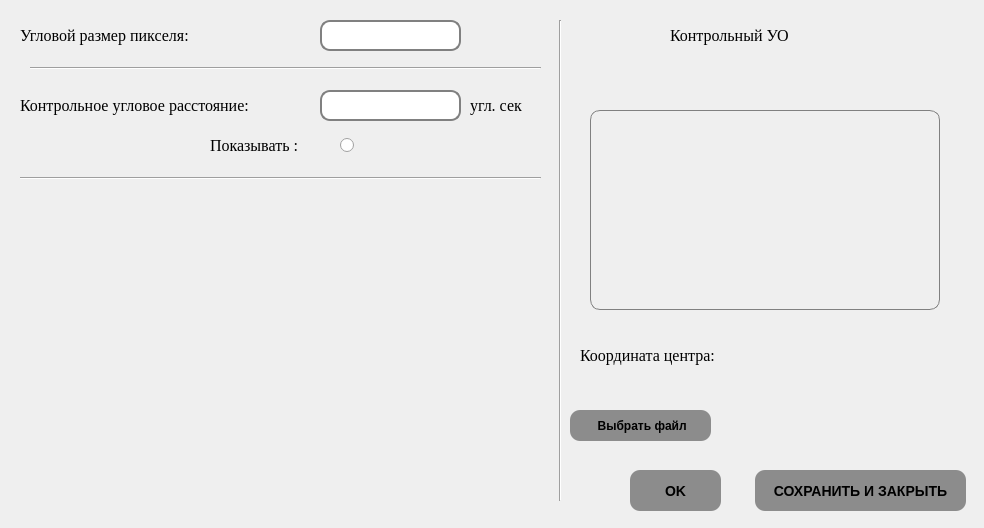
The window that settings.ui (yurchest/ImageAnalyzer) describes before a commit, drawn with Qt 5.
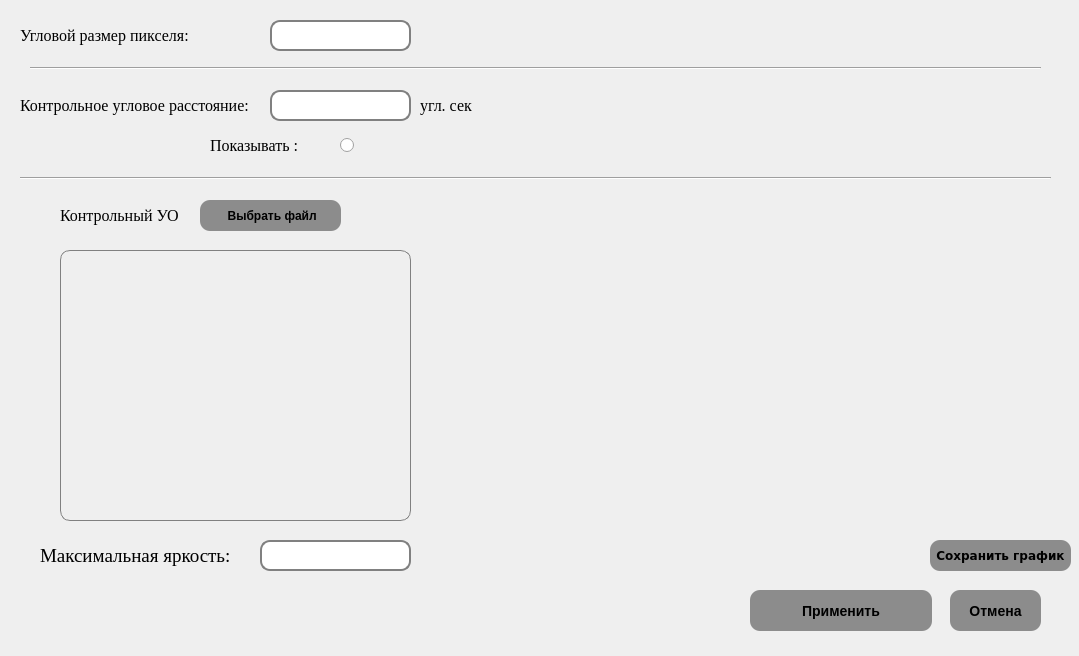
The same window after the commit.

```diff
--- a/settings.ui
+++ b/settings.ui
@@ -6,8 +6,8 @@
    <rect>
     <x>0</x>
     <y>0</y>
-    <width>984</width>
-    <height>528</height>
+    <width>1079</width>
+    <height>656</height>
    </rect>
   </property>
   <property name="windowTitle">
@@ -38,7 +38,7 @@
   <widget class="QLineEdit" name="lineEdit">
    <property name="geometry">
     <rect>
-     <x>320</x>
+     <x>270</x>
      <y>20</y>
      <width>141</width>
      <height>31</height>
@@ -71,23 +71,10 @@
     <bool>false</bool>
    </property>
   </widget>
-  <widget class="Line" name="line">
-   <property name="geometry">
-    <rect>
-     <x>550</x>
-     <y>20</y>
-     <width>20</width>
-     <height>481</height>
-    </rect>
-   </property>
-   <property name="orientation">
-    <enum>Qt::Vertical</enum>
-   </property>
-  </widget>
   <widget class="QLineEdit" name="lineEdit_2">
    <property name="geometry">
     <rect>
-     <x>320</x>
+     <x>270</x>
      <y>90</y>
      <width>141</width>
      <height>31</height>
@@ -139,10 +126,10 @@
   <widget class="QLabel" name="picture_label">
    <property name="geometry">
     <rect>
-     <x>590</x>
-     <y>110</y>
-     <width>350</width>
-     <height>200</height>
+     <x>60</x>
+     <y>250</y>
+     <width>351</width>
+     <height>271</height>
     </rect>
    </property>
    <property name="styleSheet">
@@ -156,8 +143,8 @@
   <widget class="QLabel" name="label_7">
    <property name="geometry">
     <rect>
-     <x>670</x>
-     <y>10</y>
+     <x>60</x>
+     <y>190</y>
      <width>251</width>
      <height>51</height>
     </rect>
@@ -178,8 +165,8 @@
   <widget class="QPushButton" name="choose_kontr_file_button">
    <property name="geometry">
     <rect>
-     <x>570</x>
-     <y>410</y>
+     <x>200</x>
+     <y>200</y>
      <width>141</width>
      <height>31</height>
     </rect>
@@ -242,7 +229,7 @@
     <rect>
      <x>20</x>
      <y>170</y>
-     <width>521</width>
+     <width>1031</width>
      <height>16</height>
     </rect>
    </property>
@@ -288,7 +275,7 @@
     <rect>
      <x>30</x>
      <y>60</y>
-     <width>511</width>
+     <width>1011</width>
      <height>16</height>
     </rect>
    </property>
@@ -299,7 +286,7 @@
   <widget class="QLabel" name="label_9">
    <property name="geometry">
     <rect>
-     <x>470</x>
+     <x>420</x>
      <y>70</y>
      <width>121</width>
      <height>71</height>
@@ -318,52 +305,12 @@
     <string>угл. сек</string>
    </property>
   </widget>
-  <widget class="QLabel" name="label_10">
-   <property name="geometry">
-    <rect>
-     <x>580</x>
-     <y>330</y>
-     <width>221</width>
-     <height>51</height>
-    </rect>
-   </property>
-   <property name="font">
-    <font>
-     <family>Times New Roman</family>
-     <pointsize>12</pointsize>
-     <weight>50</weight>
-     <italic>false</italic>
-     <bold>false</bold>
-    </font>
-   </property>
-   <property name="text">
-    <string>Координата центра:</string>
-   </property>
-  </widget>
-  <widget class="QLabel" name="label">
-   <property name="geometry">
-    <rect>
-     <x>760</x>
-     <y>345</y>
-     <width>141</width>
-     <height>21</height>
-    </rect>
-   </property>
-   <property name="font">
-    <font>
-     <pointsize>12</pointsize>
-    </font>
-   </property>
-   <property name="text">
-    <string/>
-   </property>
-  </widget>
   <widget class="QPushButton" name="close_button">
    <property name="geometry">
     <rect>
-     <x>755</x>
-     <y>470</y>
-     <width>211</width>
+     <x>750</x>
+     <y>590</y>
+     <width>182</width>
      <height>41</height>
     </rect>
    </property>
@@ -395,7 +342,7 @@
 }</string>
    </property>
    <property name="text">
-    <string>СОХРАНИТЬ И ЗАКРЫТЬ</string>
+    <string>Применить</string>
    </property>
   </widget>
   <widget class="QLabel" name="label_11">
@@ -427,9 +374,9 @@
   <widget class="QLabel" name="label_12">
    <property name="geometry">
     <rect>
-     <x>40</x>
+     <x>350</x>
      <y>190</y>
-     <width>481</width>
+     <width>461</width>
      <height>61</height>
     </rect>
    </property>
@@ -452,8 +399,8 @@
   <widget class="QPushButton" name="close_button_2">
    <property name="geometry">
     <rect>
-     <x>630</x>
-     <y>470</y>
+     <x>950</x>
+     <y>590</y>
      <width>91</width>
      <height>41</height>
     </rect>
@@ -485,7 +432,120 @@
 }</string>
    </property>
    <property name="text">
-    <string>OK</string>
+    <string>Отмена</string>
+   </property>
+  </widget>
+  <widget class="QWidget" name="verticalLayoutWidget">
+   <property name="geometry">
+    <rect>
+     <x>460</x>
+     <y>200</y>
+     <width>471</width>
+     <height>371</height>
+    </rect>
+   </property>
+   <layout class="QVBoxLayout" name="verticalLayout"/>
+  </widget>
+  <widget class="QLabel" name="label_20">
+   <property name="geometry">
+    <rect>
+     <x>40</x>
+     <y>530</y>
+     <width>251</width>
+     <height>51</height>
+    </rect>
+   </property>
+   <property name="font">
+    <font>
+     <family>Times New Roman</family>
+     <pointsize>14</pointsize>
+     <weight>50</weight>
+     <italic>false</italic>
+     <bold>false</bold>
+    </font>
+   </property>
+   <property name="text">
+    <string>Максимальная яркость:</string>
+   </property>
+  </widget>
+  <widget class="QLineEdit" name="lineEdit_10">
+   <property name="geometry">
+    <rect>
+     <x>260</x>
+     <y>540</y>
+     <width>151</width>
+     <height>31</height>
+    </rect>
+   </property>
+   <property name="font">
+    <font>
+     <pointsize>10</pointsize>
+     <weight>75</weight>
+     <bold>true</bold>
+    </font>
+   </property>
+   <property name="layoutDirection">
+    <enum>Qt::LeftToRight</enum>
+   </property>
+   <property name="autoFillBackground">
+    <bool>false</bool>
+   </property>
+   <property name="styleSheet">
+    <string notr="true">    border-radius: 10px;
+border: 2px solid gray;</string>
+   </property>
+   <property name="text">
+    <string/>
+   </property>
+   <property name="alignment">
+    <set>Qt::AlignCenter</set>
+   </property>
+   <property name="readOnly">
+    <bool>true</bool>
+   </property>
+   <property name="clearButtonEnabled">
+    <bool>false</bool>
+   </property>
+  </widget>
+  <widget class="QPushButton" name="choose_kontr_file_button_2">
+   <property name="geometry">
+    <rect>
+     <x>930</x>
+     <y>540</y>
+     <width>141</width>
+     <height>31</height>
+    </rect>
+   </property>
+   <property name="font">
+    <font>
+     <family>DejaVu Sans</family>
+     <pointsize>-1</pointsize>
+     <weight>75</weight>
+     <italic>false</italic>
+     <bold>true</bold>
+    </font>
+   </property>
+   <property name="styleSheet">
+    <string notr="true">#choose_kontr_file_button_2{   
+ background-color: rgb(140,140,140);
+    border-width: 2px;
+    border-radius: 10px;
+    font: bold 12px;
+    min-width: 5em;
+    padding: 6px;
+}
+	
+#choose_kontr_file_button_2:hover {
+	background-color: rgb(160,160,160);
+}
+
+
+#choose_kontr_file_button_2:pressed {
+	background-color:  rgb(180,180,180);
+}</string>
+   </property>
+   <property name="text">
+    <string>Сохранить график</string>
    </property>
   </widget>
  </widget>
```
